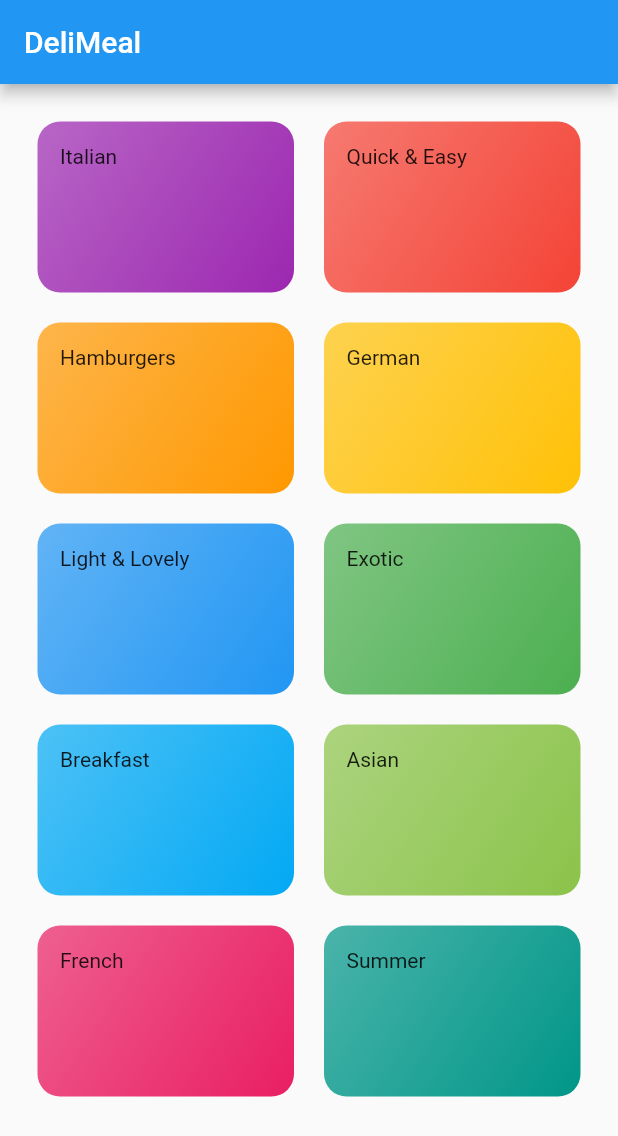
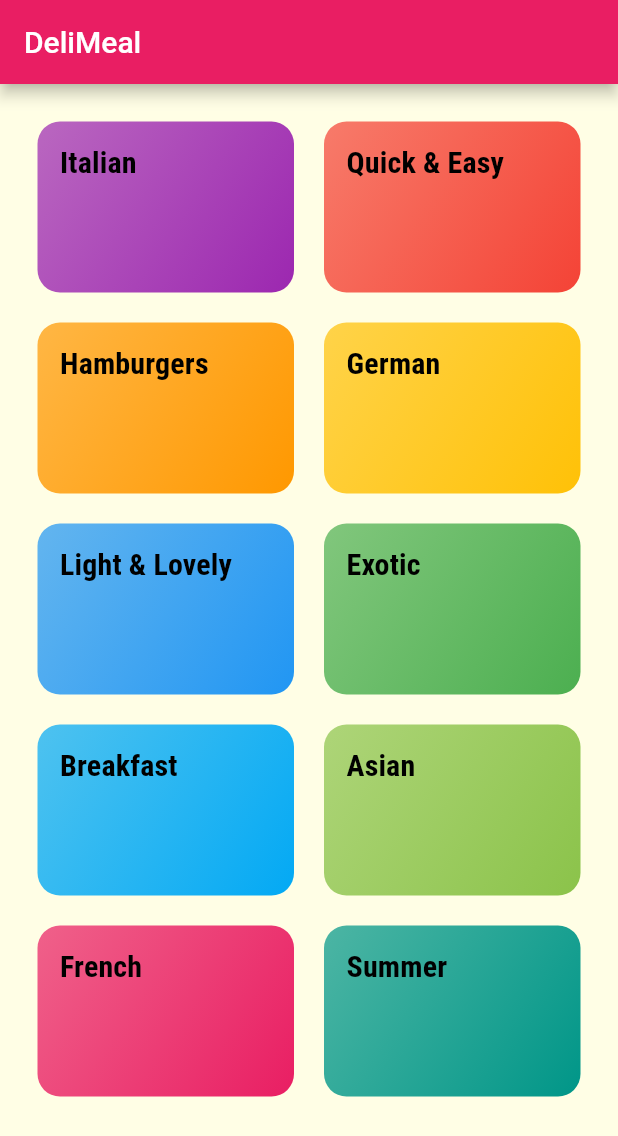
Before and after one commit to ErtDemir/Meals-App, a Flutter app: the screen it shows after launch, on a phone screen of 412 x 824 dp. Shown: the top 1136 px of the screen. Run offline on Flutter 3.47's test engine with Material 2 defaults, Android fonts, the phone set to English and light mode, and no system bars.

Commit message:
Adding category_item

```diff
--- a/lib/category_item.dart
+++ b/lib/category_item.dart
@@ -10,7 +10,10 @@ class CategoryItem extends StatelessWidget {
   Widget build(BuildContext context) {
     return Container(
       padding: const EdgeInsets.all(15),
-      child: Text(title),
+      child: Text(
+        title,
+        style: Theme.of(context).textTheme.titleSmall,
+      ),
       decoration: BoxDecoration(
         gradient: LinearGradient(
           colors: [
--- a/lib/main.dart
+++ b/lib/main.dart
@@ -11,7 +11,22 @@ class MyApp extends StatelessWidget {
     return MaterialApp(
       title: 'DeliMeals',
       theme: ThemeData(
-        primarySwatch: Colors.blue,
+        primarySwatch: Colors.pink,
+        accentColor: Colors.amber,
+        canvasColor: Color.fromRGBO(255, 254, 229, 1),
+        fontFamily: 'Raleway',
+        textTheme: ThemeData.light().textTheme.copyWith(
+            bodyLarge: TextStyle(
+              color: Color.fromRGBO(20, 51, 51, 1),
+            ),
+            bodyMedium: TextStyle(
+              color: Color.fromRGBO(20, 51, 51, 1),
+            ),
+            titleSmall: TextStyle(
+              fontSize: 20,
+              fontFamily: 'RobotoCondensed',
+              fontWeight: FontWeight.bold,
+            )),
       ),
       home: CategoriesScreen(),
     );
```
Also changed, not shown: pubspec.yaml (+25 -12 lines).
